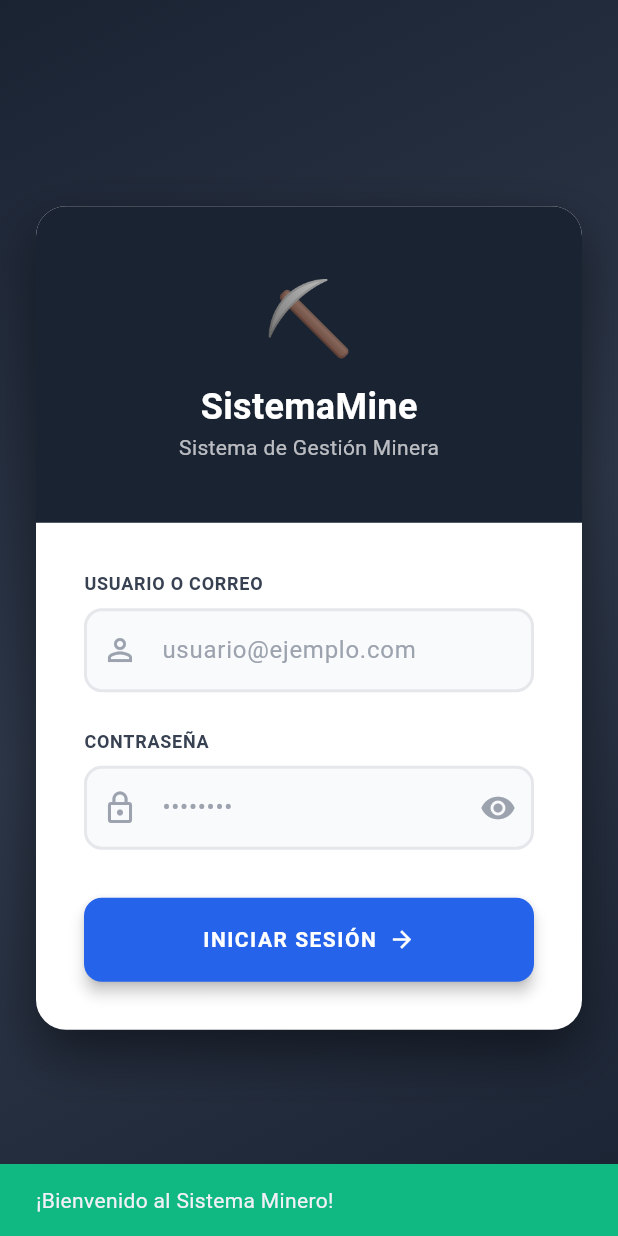
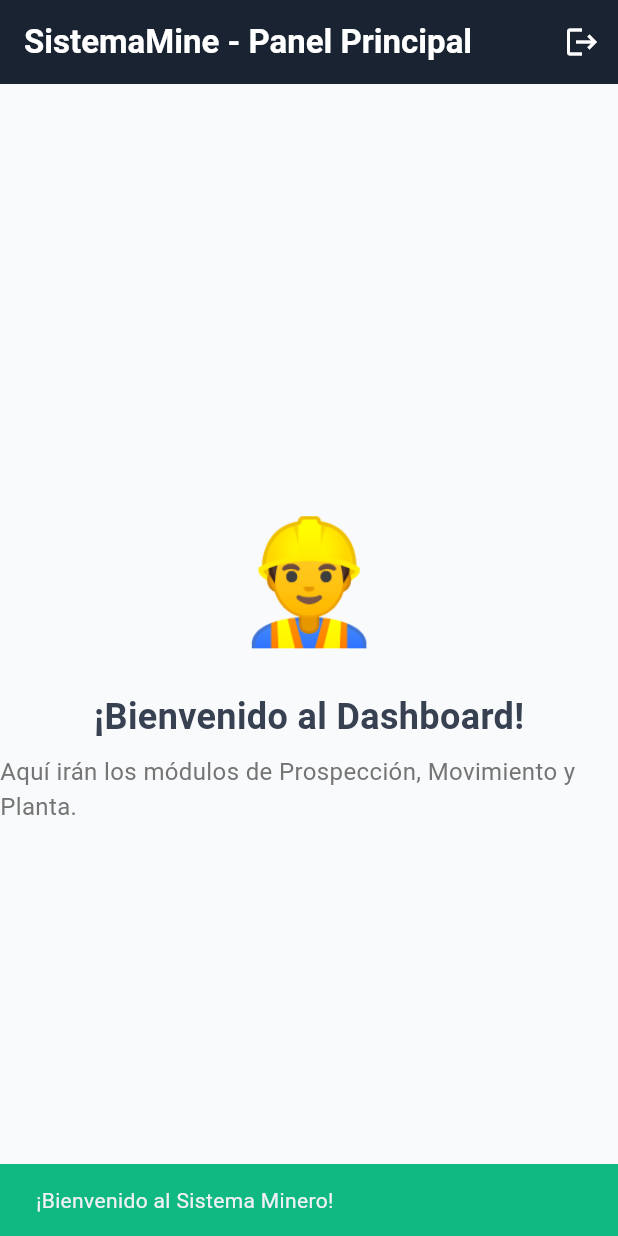
Before and after one commit to Manuel-Campoy/sistemamine_app, a Flutter app: the screen it shows after launch, after a tap on "INICIAR SESIÓN", on a phone screen of 412 x 824 dp. Run offline on Flutter 3.47's test engine with Material 3 defaults, Android fonts, the phone set to English and light mode, and no system bars; our stand-ins replace drift, equatable, flutter_bloc, get_it, go_router, injectable; accounts and stored records are empty; generated files the repository leaves out were written again.

Commit message:
router a dashboard

```diff
--- a/lib/core/router/app_router.dart
+++ b/lib/core/router/app_router.dart
@@ -1,5 +1,6 @@
 import 'package:go_router/go_router.dart';
 import '../../features/auth/presentation/pages/login_page.dart';
+import '../../features/dashboard/presentation/pages/dashboard_page.dart';
 
 final appRouter = GoRouter(
   initialLocation: '/login',
@@ -8,5 +9,9 @@ final appRouter = GoRouter(
       path: '/login',
       builder: (context, state) => const LoginPage(),
     ),
+    GoRoute(
+      path: '/dashboard',
+      builder: (context, state) => const DashboardPage(),
+    ),
   ],
 );
--- a/lib/features/auth/presentation/pages/login_page.dart
+++ b/lib/features/auth/presentation/pages/login_page.dart
@@ -5,6 +5,7 @@ import '../bloc/auth_bloc.dart';
 import '../bloc/auth_event.dart';
 import '../bloc/auth_state.dart';
 import '../widgets/custom_text_field.dart';
+import 'package:go_router/go_router.dart';
 
 class LoginPage extends StatefulWidget {
   const LoginPage({super.key});
@@ -40,10 +41,10 @@ class _LoginPageState extends State<LoginPage> {
     return BlocConsumer<AuthBloc, AuthState>(
       listener: (context, state) {
         if (state is AuthAuthenticated) {
-          // TODO: Navegar a la pantalla principal (Dashboard)
           ScaffoldMessenger.of(context).showSnackBar(
             const SnackBar(content: Text('¡Bienvenido al Sistema Minero!'), backgroundColor: AppColors.successGreen),
           );
+          context.go('/dashboard');
         }
       },
       builder: (context, state) {
--- /dev/null
+++ b/lib/features/dashboard/presentation/pages/dashboard_page.dart
@@ -0,0 +1,58 @@
+import 'package:flutter/material.dart';
+import 'package:flutter_bloc/flutter_bloc.dart';
+import 'package:go_router/go_router.dart';
+
+import '../../../../core/constants/app_colors.dart';
+import '../../../auth/presentation/bloc/auth_bloc.dart';
+import '../../../auth/presentation/bloc/auth_event.dart';
+
+class DashboardPage extends StatelessWidget {
+  const DashboardPage({super.key});
+
+  @override
+  Widget build(BuildContext context) {
+    return Scaffold(
+      appBar: AppBar(
+        title: const Text(
+          'SistemaMine - Panel Principal',
+          style: TextStyle(color: Colors.white, fontWeight: FontWeight.bold),
+        ),
+        backgroundColor: AppColors.primaryDark,
+        actions: [
+          // Botón para cerrar sesión
+          IconButton(
+            icon: const Icon(Icons.logout, color: Colors.white),
+            tooltip: 'Cerrar Sesión',
+            onPressed: () {
+              // 1. Le decimos al cerebro que borre la sesión
+              context.read<AuthBloc>().add(LogoutRequested());
+              // 2. Lo regresamos a la pantalla de Login
+              context.go('/login');
+            },
+          )
+        ],
+      ),
+      body: Center(
+        child: Column(
+          mainAxisAlignment: MainAxisAlignment.center,
+          children: [
+            const Text(
+              '👷‍♂️',
+              style: TextStyle(fontSize: 80),
+            ),
+            const SizedBox(height: 16),
+            const Text(
+              '¡Bienvenido al Dashboard!',
+              style: TextStyle(fontSize: 24, fontWeight: FontWeight.bold, color: AppColors.gray700),
+            ),
+            const SizedBox(height: 8),
+            Text(
+              'Aquí irán los módulos de Prospección, Movimiento y Planta.',
+              style: TextStyle(fontSize: 16, color: Colors.grey.shade600),
+            ),
+          ],
+        ),
+      ),
+    );
+  }
+}
```
